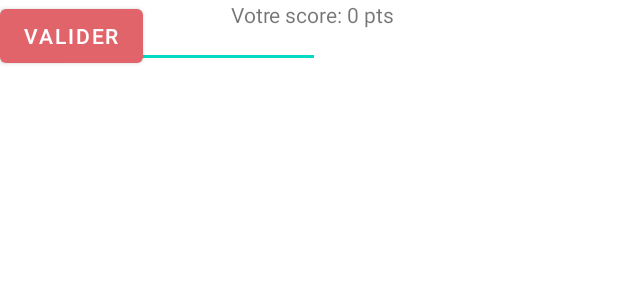
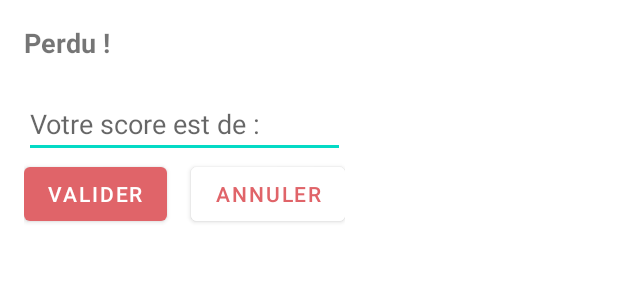
Before and after one commit to CocoDoom0/CalculMind, an Android app: the layout popup_score.xml on its own in the app's theme, with its tools: preview values and no code run, on a phone screen of 412 x 824 dp. Shown: the top 300 px of the screen. Run offline under Robolectric (Android 15) with nearby library versions, the phone set to English and light mode, and no system bars.

Commit message:
avancées

```diff
--- a/app/src/main/res/layout/popup_score.xml
+++ b/app/src/main/res/layout/popup_score.xml
@@ -2,44 +2,62 @@
 <androidx.constraintlayout.widget.ConstraintLayout xmlns:android="http://schemas.android.com/apk/res/android"
     xmlns:app="http://schemas.android.com/apk/res-auto"
     xmlns:tools="http://schemas.android.com/tools"
+    android:layout_width="wrap_content"
+    android:layout_height="wrap_content"
+    tools:context=".HighScoreActivity">
+
+    <LinearLayout
         android:layout_width="match_parent"
-    android:layout_height="match_parent">
+        android:layout_height="wrap_content"
+        android:orientation="vertical"
+        android:padding="16dp">
+
+        <TextView
+            android:layout_width="match_parent"
+            android:layout_height="wrap_content"
+            android:text="@string/bouton_popup_titre"
+            android:textSize="18sp"
+            android:textStyle="bold" />
+
+        <Space
+            android:layout_width="match_parent"
+            android:layout_height="wrap_content" />
 
         <TextView
             android:id="@+id/textView_score"
-        android:layout_width="wrap_content"
+            android:layout_width="match_parent"
             android:layout_height="wrap_content"
-        android:layout_marginStart="153dp"
-        android:layout_marginEnd="148dp"
-        android:text="Votre score: 0 pts"
-        app:layout_constraintEnd_toEndOf="parent"
-        app:layout_constraintStart_toStartOf="parent"
+            android:text=""
+            app:layout_constraintEnd_toEndOf="@id/TextPersonName"
+            app:layout_constraintStart_toStartOf="@id/TextPersonName"
             tools:layout_editor_absoluteY="266dp" />
 
         <EditText
             android:id="@+id/TextPersonName"
-        android:layout_width="wrap_content"
+            android:layout_width="match_parent"
             android:layout_height="wrap_content"
-        android:ems="10"
-        android:hint="Votre nom"
-        android:inputType="textPersonName"
-        tools:layout_editor_absoluteX="103dp"
-        tools:layout_editor_absoluteY="301dp" />
+            android:hint="@string/text_popup_message" />
+
+        <LinearLayout
+            android:layout_width="match_parent"
+            android:layout_height="match_parent"
+            android:orientation="horizontal">
 
             <Button
                 android:id="@+id/buttonScore_valider"
                 android:layout_width="wrap_content"
                 android:layout_height="wrap_content"
-        android:text="Valider"
-        tools:layout_editor_absoluteX="157dp"
-        tools:layout_editor_absoluteY="380dp" />
+                android:text="@string/bouton_popup_valider" />
 
             <Button
                 android:id="@+id/buttonScore_annuler"
                 android:layout_width="wrap_content"
                 android:layout_height="wrap_content"
-        android:text="Annuler"
-        android:visibility="invisible"
-        tools:layout_editor_absoluteX="153dp"
-        tools:layout_editor_absoluteY="437dp" />
+                android:layout_marginStart="16dp"
+                android:backgroundTint="@color/white"
+                android:text="@string/bouton_popup_annuler"
+                android:textColor="@color/fond_app" />
+        </LinearLayout>
+
+    </LinearLayout>
 </androidx.constraintlayout.widget.ConstraintLayout>
```
Also changed, not shown: app/src/main/java/com/example/calculmind/GameActivity.java (+8 -2 lines), app/src/main/res/layout/activity_high_score.xml (+8 -1 lines), app/src/main/res/values/strings.xml (+15 -7 lines), 2 other files. Lines whose indentation alone changed are shown as unchanged.
